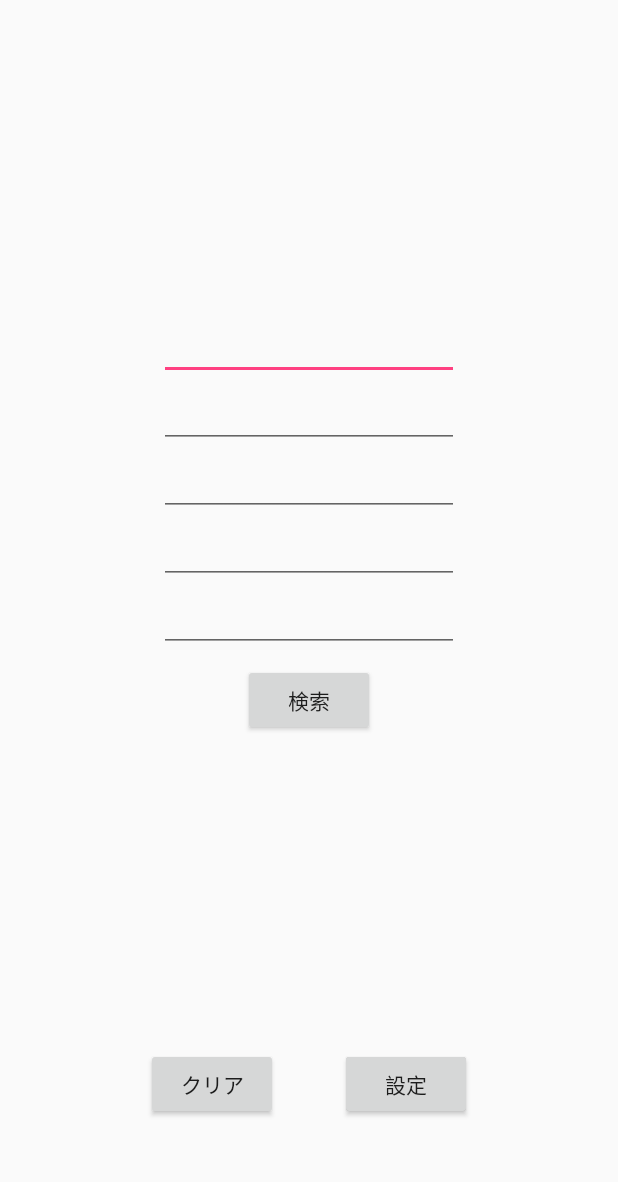
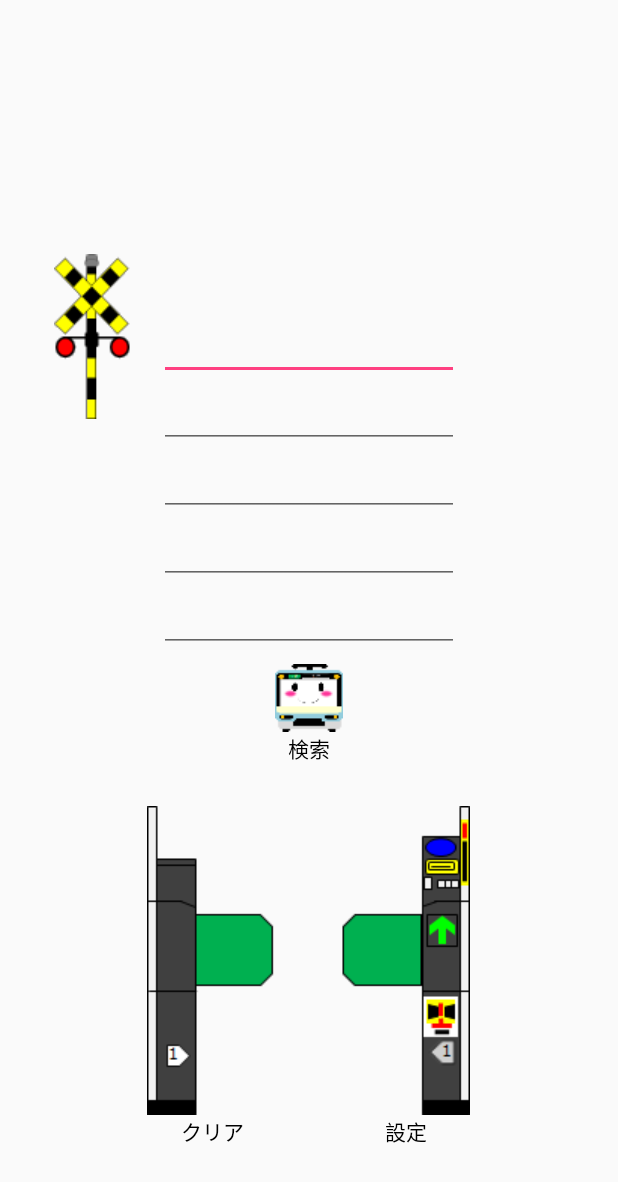
Before and after one commit to Coki628/AutoCompleteTest2, an Android app: the screen it shows after launch (MainActivity), on a phone screen of 412 x 824 dp. Shown: the top 1182 px of the screen. Run offline under Robolectric (Android 15) with nearby library versions, the phone set to English and light mode, and no system bars.

Commit message:
20171124 ・検索結果駅に文字点滅を追加 ・入力画面に各画像部品を追加 ・アプリアイコン(仮)を追加

```diff
--- a/app/src/main/AndroidManifest.xml
+++ b/app/src/main/AndroidManifest.xml
@@ -10,7 +10,7 @@
 
     <application
         android:allowBackup="true"
-        android:icon="@mipmap/ic_launcher"
+        android:icon="@mipmap/train2_logo"
         android:label="@string/app_name"
         android:roundIcon="@mipmap/ic_launcher_round"
         android:supportsRtl="true"
--- a/app/src/main/java/com/example/srcn4/autocompletetest2/activities/MainActivity.java
+++ b/app/src/main/java/com/example/srcn4/autocompletetest2/activities/MainActivity.java
@@ -135,6 +135,9 @@ public class MainActivity extends AppCompatActivity {
             sound.setEnabled(true);
             anime.setEnabled(true);
             lang.setEnabled(true);
+            sound.setVisibility(View.VISIBLE);
+            anime.setVisibility(View.VISIBLE);
+            lang.setVisibility(View.VISIBLE);
             // フラグを設定中にセット
             isSettings = true;
         } else {
@@ -156,6 +159,9 @@ public class MainActivity extends AppCompatActivity {
             sound.setEnabled(false);
             anime.setEnabled(false);
             lang.setEnabled(false);
+            sound.setVisibility(View.INVISIBLE);
+            anime.setVisibility(View.INVISIBLE);
+            lang.setVisibility(View.INVISIBLE);
             // フラグを設定中ではないにセット
             isSettings = false;
         }
--- a/app/src/main/java/com/example/srcn4/autocompletetest2/activities/SearchingActivity.java
+++ b/app/src/main/java/com/example/srcn4/autocompletetest2/activities/SearchingActivity.java
@@ -33,10 +33,10 @@ public class SearchingActivity extends AppCompatActivity {
                 (ArrayList<StationDetailVO>) intent.getSerializableExtra("result");
         // 電車を貼ってあるビューを取得
         ImageView searchingTrain = findViewById(R.id.searching_train);
-        // アニメーションの設定(電車を0倍から5倍まで拡大させていく)
+        // 拡大アニメーションの設定(電車を0倍から5倍まで拡大させていく)
         ScaleAnimation scale = new ScaleAnimation(
                 0.0f,5.0f, 0.0f, 5.0f);
-        // 移動アニメーションの設定
+        // 移動アニメーションの設定(左から右へ移動)
         TranslateAnimation ta = new TranslateAnimation(
                 Animation.RELATIVE_TO_SELF, -0.5f,
                 Animation.RELATIVE_TO_SELF, 0.5f,
--- a/app/src/main/res/layout/activity_main.xml
+++ b/app/src/main/res/layout/activity_main.xml
@@ -6,18 +6,6 @@
     android:layout_width="match_parent"
     android:layout_height="match_parent"
     tools:context="com.example.srcn4.autocompletetest2.activities.MainActivity">
-
-    <!-- 設定実行中の背景用 -->
-    <TextView
-        android:id="@+id/background"
-        android:layout_width="match_parent"
-        android:layout_height="match_parent"
-        android:background="@android:color/darker_gray"
-        android:alpha="0.0"
-        app:layout_constraintBottom_toBottomOf="parent"
-        app:layout_constraintLeft_toLeftOf="parent"
-        app:layout_constraintRight_toRightOf="parent"
-        app:layout_constraintTop_toTopOf="parent" />
 
     <AutoCompleteTextView
         android:id="@+id/autocomplete_station"
@@ -66,20 +54,19 @@
         app:layout_constraintTop_toTopOf="parent" />
 
     <Button
-        android:id="@+id/search_button"
         android:layout_width="wrap_content"
         android:layout_height="wrap_content"
-        android:layout_marginTop="8dp"
-        android:onClick="search"
-        android:text="@string/kensaku"
-        app:layout_constraintLeft_toLeftOf="parent"
-        app:layout_constraintRight_toRightOf="parent"
-        app:layout_constraintTop_toBottomOf="@+id/autocomplete_station5" />
+        android:drawableTop="@drawable/fumikiri"
+        android:text=""
+        app:layout_constraintRight_toLeftOf="@id/autocomplete_station"
+        app:layout_constraintBottom_toBottomOf="@id/autocomplete_station2"
+        style="@style/barButton" />
 
     <Button
         android:id="@+id/clear_button"
         android:layout_width="wrap_content"
         android:layout_height="wrap_content"
+        android:drawableTop="@drawable/kaisatsu_hidari"
         android:onClick="clearAll"
         android:text="@string/clear"
         app:layout_constraintBottom_toBottomOf="parent"
@@ -87,12 +74,14 @@
         app:layout_constraintLeft_toLeftOf="parent"
         app:layout_constraintRight_toRightOf="parent"
         app:layout_constraintTop_toTopOf="parent"
-        app:layout_constraintVertical_bias="0.9" />
+        app:layout_constraintVertical_bias="0.9"
+        style="@style/barButton" />
 
     <Button
         android:id="@+id/settings_button"
         android:layout_width="wrap_content"
         android:layout_height="wrap_content"
+        android:drawableTop="@drawable/kaisatsu_migi"
         android:onClick="callSettings"
         android:text="@string/settei"
         app:layout_constraintBottom_toBottomOf="parent"
@@ -100,45 +89,68 @@
         app:layout_constraintLeft_toLeftOf="parent"
         app:layout_constraintRight_toRightOf="parent"
         app:layout_constraintTop_toTopOf="parent"
-        app:layout_constraintVertical_bias="0.9" />
+        app:layout_constraintVertical_bias="0.9"
+        style="@style/barButton" />
+
+    <Button
+        android:id="@+id/search_button"
+        android:layout_marginTop="8dp"
+        android:layout_width="wrap_content"
+        android:layout_height="wrap_content"
+        android:onClick="search"
+        android:text="@string/kensaku"
+        android:drawableTop="@drawable/train2_logo"
+        app:layout_constraintLeft_toLeftOf="parent"
+        app:layout_constraintRight_toRightOf="parent"
+        app:layout_constraintTop_toBottomOf="@+id/autocomplete_station5"
+        style="@style/barButton" />
 
     <Button
         android:id="@+id/sound"
         android:layout_width="wrap_content"
         android:layout_height="wrap_content"
         android:enabled="false"
+        android:visibility="invisible"
         android:text="音楽"
-        app:layout_constraintBottom_toBottomOf="parent"
+        app:layout_constraintBottom_toBottomOf="@+id/settings_button"
         app:layout_constraintHorizontal_bias="0.7"
         app:layout_constraintLeft_toLeftOf="parent"
-        app:layout_constraintRight_toRightOf="parent"
-        app:layout_constraintTop_toTopOf="parent"
-        app:layout_constraintVertical_bias="0.9" />
+        app:layout_constraintRight_toRightOf="parent" />
 
     <Button
         android:id="@+id/lang"
         android:layout_width="wrap_content"
         android:layout_height="wrap_content"
         android:enabled="false"
+        android:visibility="invisible"
         android:text="言語"
-        app:layout_constraintBottom_toBottomOf="parent"
+        app:layout_constraintBottom_toBottomOf="@+id/settings_button"
         app:layout_constraintHorizontal_bias="0.7"
         app:layout_constraintLeft_toLeftOf="parent"
-        app:layout_constraintRight_toRightOf="parent"
-        app:layout_constraintTop_toTopOf="parent"
-        app:layout_constraintVertical_bias="0.9" />
+        app:layout_constraintRight_toRightOf="parent" />
 
     <Button
         android:id="@+id/anime"
         android:layout_width="wrap_content"
         android:layout_height="wrap_content"
         android:enabled="false"
+        android:visibility="invisible"
         android:text="アニメ"
-        app:layout_constraintBottom_toBottomOf="parent"
+        app:layout_constraintBottom_toBottomOf="@+id/settings_button"
         app:layout_constraintHorizontal_bias="0.7"
         app:layout_constraintLeft_toLeftOf="parent"
+        app:layout_constraintRight_toRightOf="parent" />
+
+    <!-- 設定実行中の背景用 -->
+    <TextView
+        android:id="@+id/background"
+        android:layout_width="match_parent"
+        android:layout_height="match_parent"
+        android:background="@android:color/darker_gray"
+        android:alpha="0.0"
+        app:layout_constraintBottom_toBottomOf="parent"
+        app:layout_constraintLeft_toLeftOf="parent"
         app:layout_constraintRight_toRightOf="parent"
-        app:layout_constraintTop_toTopOf="parent"
-        app:layout_constraintVertical_bias="0.9" />
+        app:layout_constraintTop_toTopOf="parent" />
 
 </android.support.constraint.ConstraintLayout>
```
Also changed, not shown: app/src/main/java/com/example/srcn4/autocompletetest2/activities/ResultActivity.java (+45 -2 lines), app/src/main/res/drawable/fumikiri.png (added), app/src/main/res/drawable/kaisatsu_hidari.png (added), app/src/main/res/drawable/kaisatsu_migi.png (added), app/src/main/res/drawable/train2_logo.png (added), app/src/main/res/mipmap-hdpi/train2_logo.png (added), app/src/main/res/mipmap-mdpi/train2_logo.png (added), app/src/main/res/mipmap-xhdpi/train2_logo.png (added), app/src/main/res/mipmap-xxhdpi/train2_logo.png (added).
